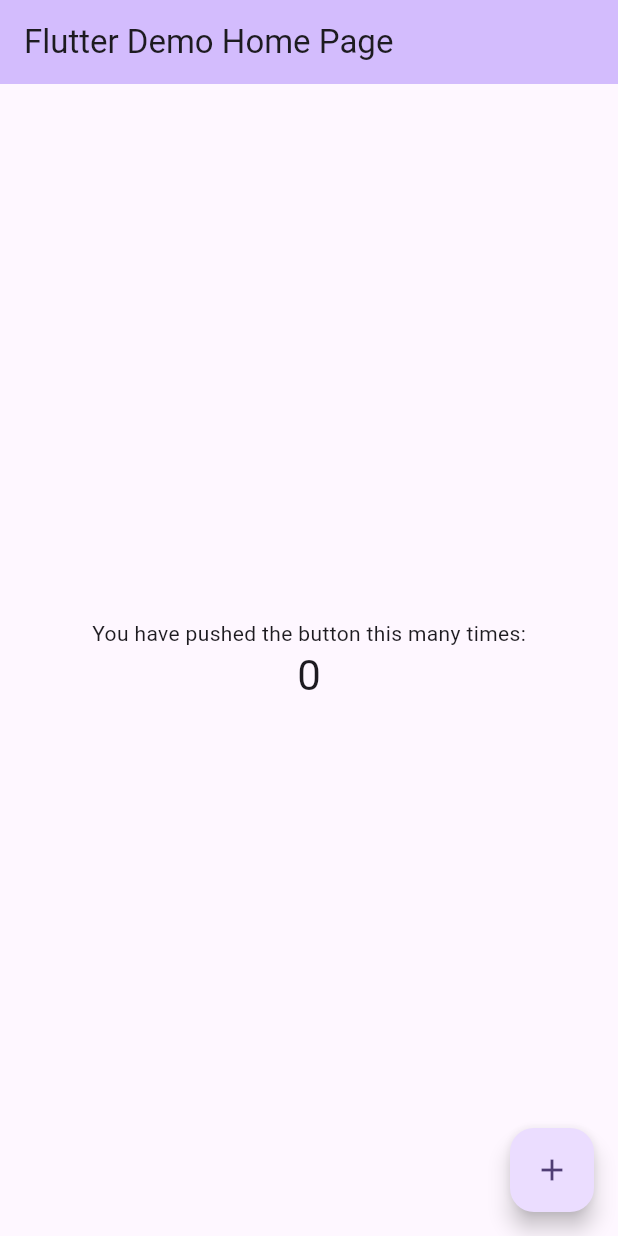
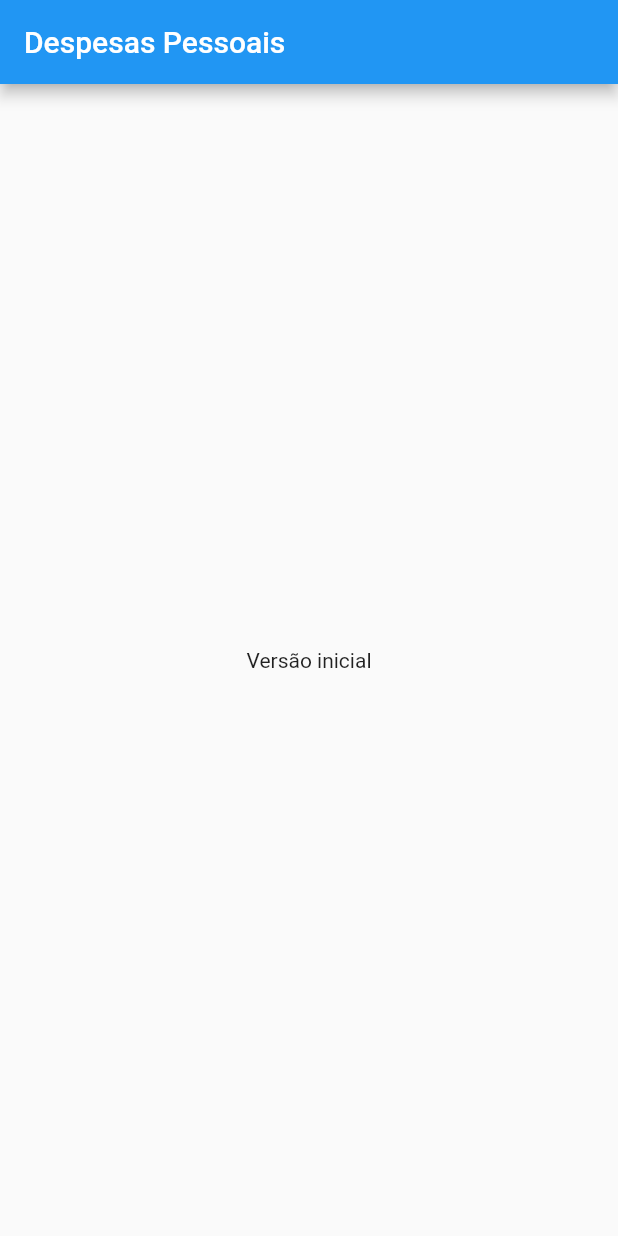
Before and after one commit to arthurmarconcini/expenses, a Flutter app: the screen it shows after launch, on a phone screen of 412 x 824 dp. Run offline on Flutter 3.47's test engine with Material 2 defaults, Android fonts, the phone set to English and light mode, and no system bars.

Commit message:
feat: first widget created

```diff
--- a/lib/main.dart
+++ b/lib/main.dart
@@ -1,125 +1,27 @@
 import 'package:flutter/material.dart';
 
-void main() {
-  runApp(const MyApp());
+void main(List<String> args) {
+  return runApp(const ExpensesApp());
 }
 
-class MyApp extends StatelessWidget {
-  const MyApp({super.key});
+class ExpensesApp extends StatelessWidget {
+  const ExpensesApp({super.key});
 
-  // This widget is the root of your application.
   @override
   Widget build(BuildContext context) {
-    return MaterialApp(
-      title: 'Flutter Demo',
-      theme: ThemeData(
-        // This is the theme of your application.
-        //
-        // TRY THIS: Try running your application with "flutter run". You'll see
-        // the application has a blue toolbar. Then, without quitting the app,
-        // try changing the seedColor in the colorScheme below to Colors.green
-        // and then invoke "hot reload" (save your changes or press the "hot
-        // reload" button in a Flutter-supported IDE, or press "r" if you used
-        // the command line to start the app).
-        //
-        // Notice that the counter didn't reset back to zero; the application
-        // state is not lost during the reload. To reset the state, use hot
-        // restart instead.
-        //
-        // This works for code too, not just values: Most code changes can be
-        // tested with just a hot reload.
-        colorScheme: ColorScheme.fromSeed(seedColor: Colors.deepPurple),
-        useMaterial3: true,
-      ),
-      home: const MyHomePage(title: 'Flutter Demo Home Page'),
-    );
+    return const MaterialApp(home: Home());
   }
 }
 
-class MyHomePage extends StatefulWidget {
-  const MyHomePage({super.key, required this.title});
-
-  // This widget is the home page of your application. It is stateful, meaning
-  // that it has a State object (defined below) that contains fields that affect
-  // how it looks.
-
-  // This class is the configuration for the state. It holds the values (in this
-  // case the title) provided by the parent (in this case the App widget) and
-  // used by the build method of the State. Fields in a Widget subclass are
-  // always marked "final".
-
-  final String title;
-
-  @override
-  State<MyHomePage> createState() => _MyHomePageState();
-}
-
-class _MyHomePageState extends State<MyHomePage> {
-  int _counter = 0;
-
-  void _incrementCounter() {
-    setState(() {
-      // This call to setState tells the Flutter framework that something has
-      // changed in this State, which causes it to rerun the build method below
-      // so that the display can reflect the updated values. If we changed
-      // _counter without calling setState(), then the build method would not be
-      // called again, and so nothing would appear to happen.
-      _counter++;
-    });
-  }
+class Home extends StatelessWidget {
+  const Home({super.key});
 
   @override
   Widget build(BuildContext context) {
-    // This method is rerun every time setState is called, for instance as done
-    // by the _incrementCounter method above.
-    //
-    // The Flutter framework has been optimized to make rerunning build methods
-    // fast, so that you can just rebuild anything that needs updating rather
-    // than having to individually change instances of widgets.
     return Scaffold(
-      appBar: AppBar(
-        // TRY THIS: Try changing the color here to a specific color (to
-        // Colors.amber, perhaps?) and trigger a hot reload to see the AppBar
-        // change color while the other colors stay the same.
-        backgroundColor: Theme.of(context).colorScheme.inversePrimary,
-        // Here we take the value from the MyHomePage object that was created by
-        // the App.build method, and use it to set our appbar title.
-        title: Text(widget.title),
-      ),
-      body: Center(
-        // Center is a layout widget. It takes a single child and positions it
-        // in the middle of the parent.
-        child: Column(
-          // Column is also a layout widget. It takes a list of children and
-          // arranges them vertically. By default, it sizes itself to fit its
-          // children horizontally, and tries to be as tall as its parent.
-          //
-          // Column has various properties to control how it sizes itself and
-          // how it positions its children. Here we use mainAxisAlignment to
-          // center the children vertically; the main axis here is the vertical
-          // axis because Columns are vertical (the cross axis would be
-          // horizontal).
-          //
-          // TRY THIS: Invoke "debug painting" (choose the "Toggle Debug Paint"
-          // action in the IDE, or press "p" in the console), to see the
-          // wireframe for each widget.
-          mainAxisAlignment: MainAxisAlignment.center,
-          children: <Widget>[
-            const Text(
-              'You have pushed the button this many times:',
-            ),
-            Text(
-              '$_counter',
-              style: Theme.of(context).textTheme.headlineMedium,
-            ),
-          ],
-        ),
-      ),
-      floatingActionButton: FloatingActionButton(
-        onPressed: _incrementCounter,
-        tooltip: 'Increment',
-        child: const Icon(Icons.add),
-      ), // This trailing comma makes auto-formatting nicer for build methods.
-    );
+        appBar: AppBar(title: const Text("Despesas Pessoais")),
+        body: const Center(
+          child: Text("Versão inicial"),
+        ));
   }
 }
```
Also changed, not shown: 1 other file.
